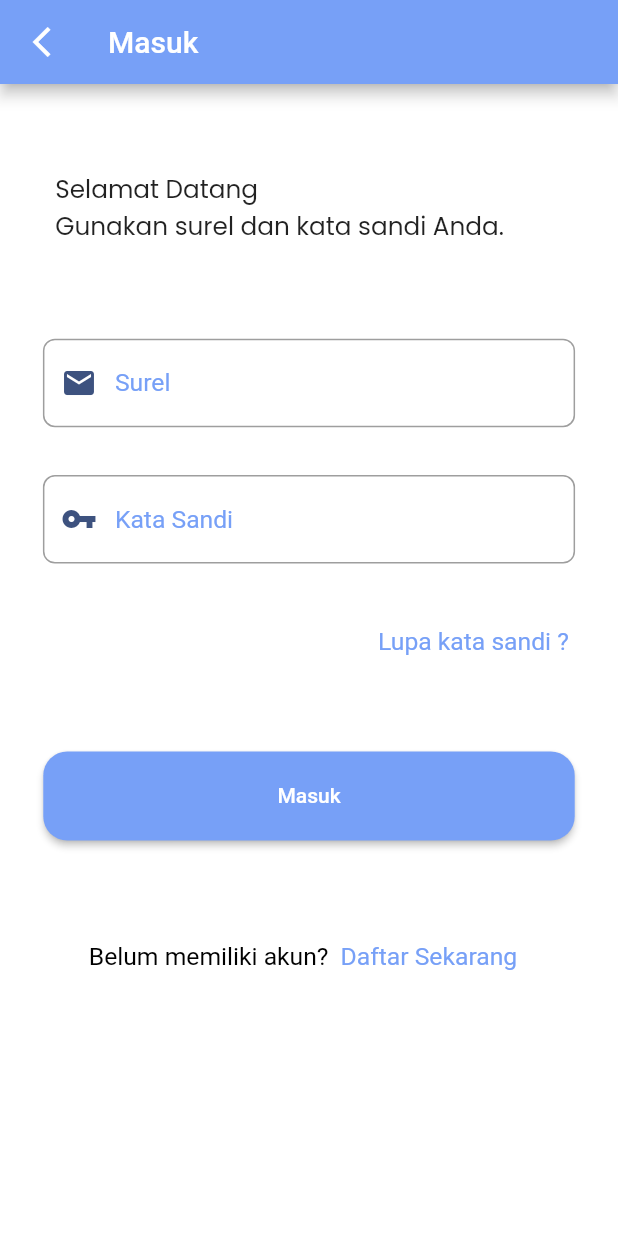
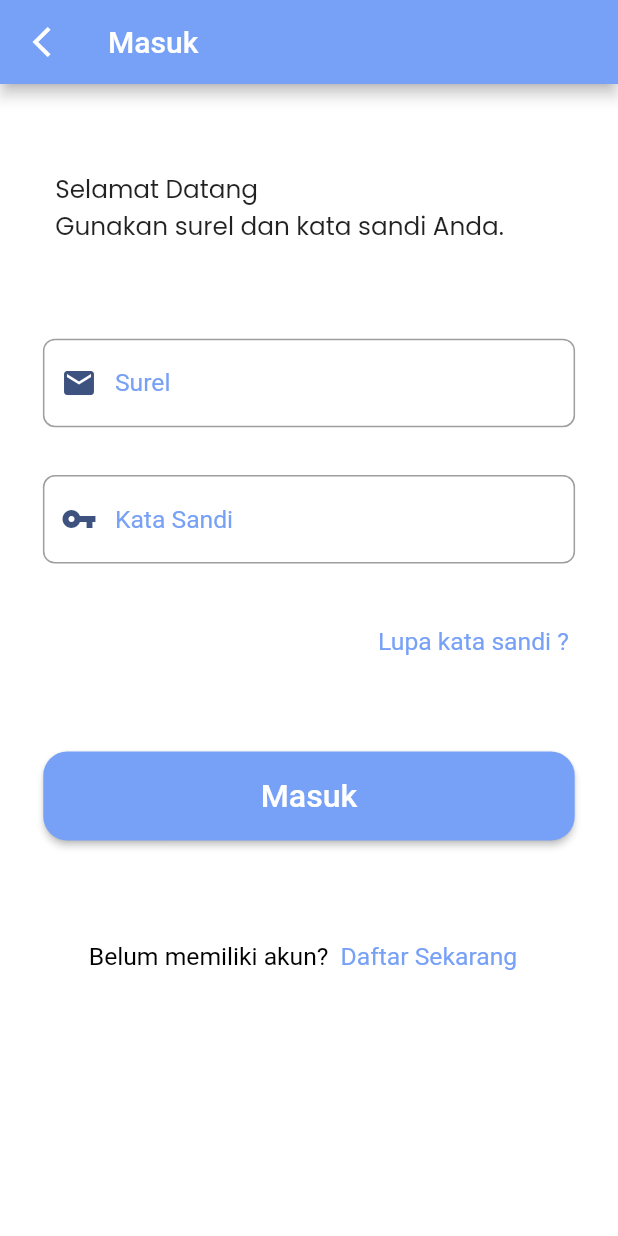
Before and after one commit to erikcahya/karamel_POS, a Flutter app: the screen it shows after launch, after a tap on "Daftar", on a phone screen of 412 x 824 dp. Run offline on Flutter 3.47's test engine with Material 2 defaults, Android fonts, the phone set to English and light mode, and no system bars; Roboto replaces fonts that are missing (Proppins).

Commit message:
Login Page Sudah Jadi

```diff
--- a/lib/signIn.dart
+++ b/lib/signIn.dart
@@ -190,7 +190,12 @@ class SignIn extends StatelessWidget {
                             borderRadius:
                                 BorderRadius.all(Radius.circular(16)))),
                     onPressed: () {},
-                    child: Text("Masuk"))),
+                    child: Text(
+                      "Masuk",
+                      style: TextStyle(
+                        fontSize: MediaQuery.of(context).size.height * 0.026,
+                      ),
+                    ))),
           ],
         ),
       ),
```
